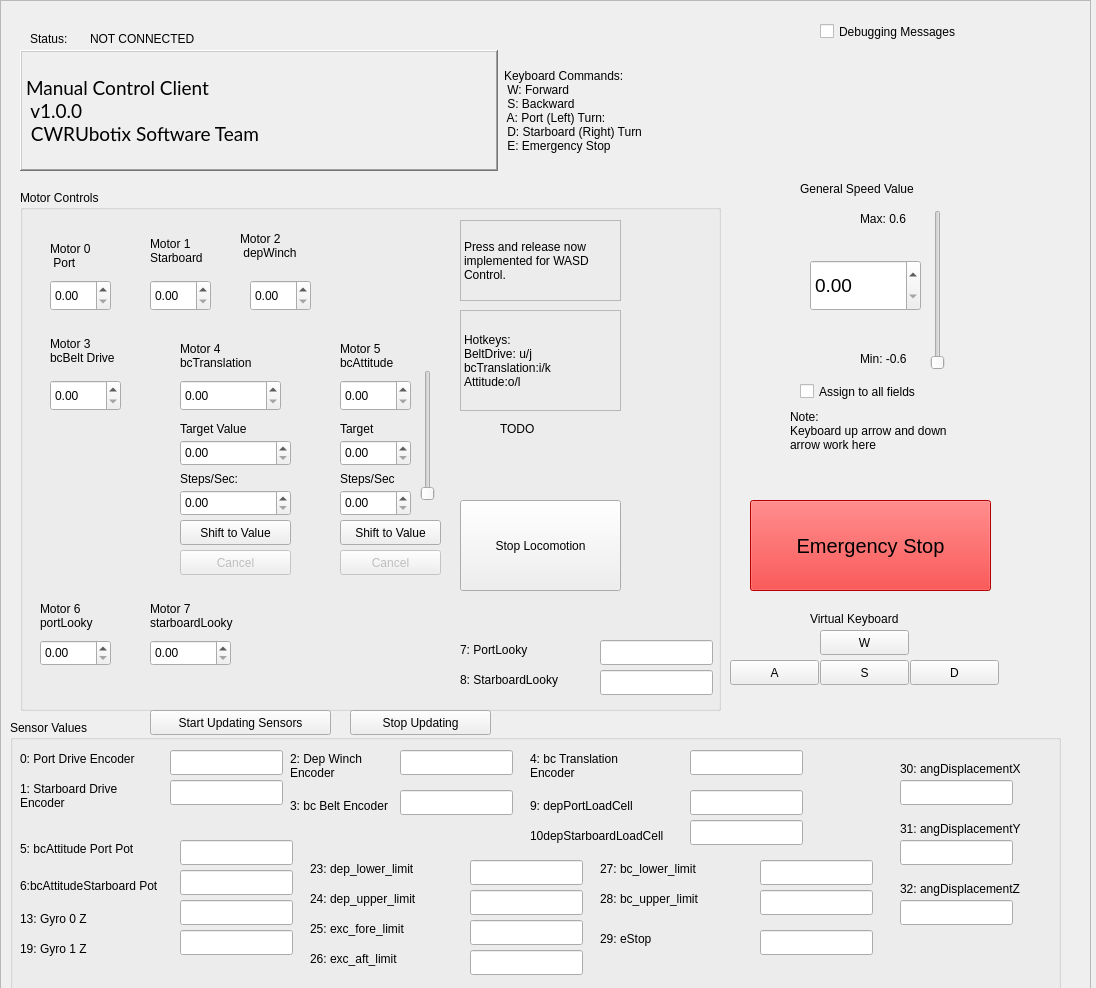
Before: the Qt Designer form client/resource/MyPlugin.ui in CWRUbotix/NASA-RMC-2020, drawn with Qt 5.
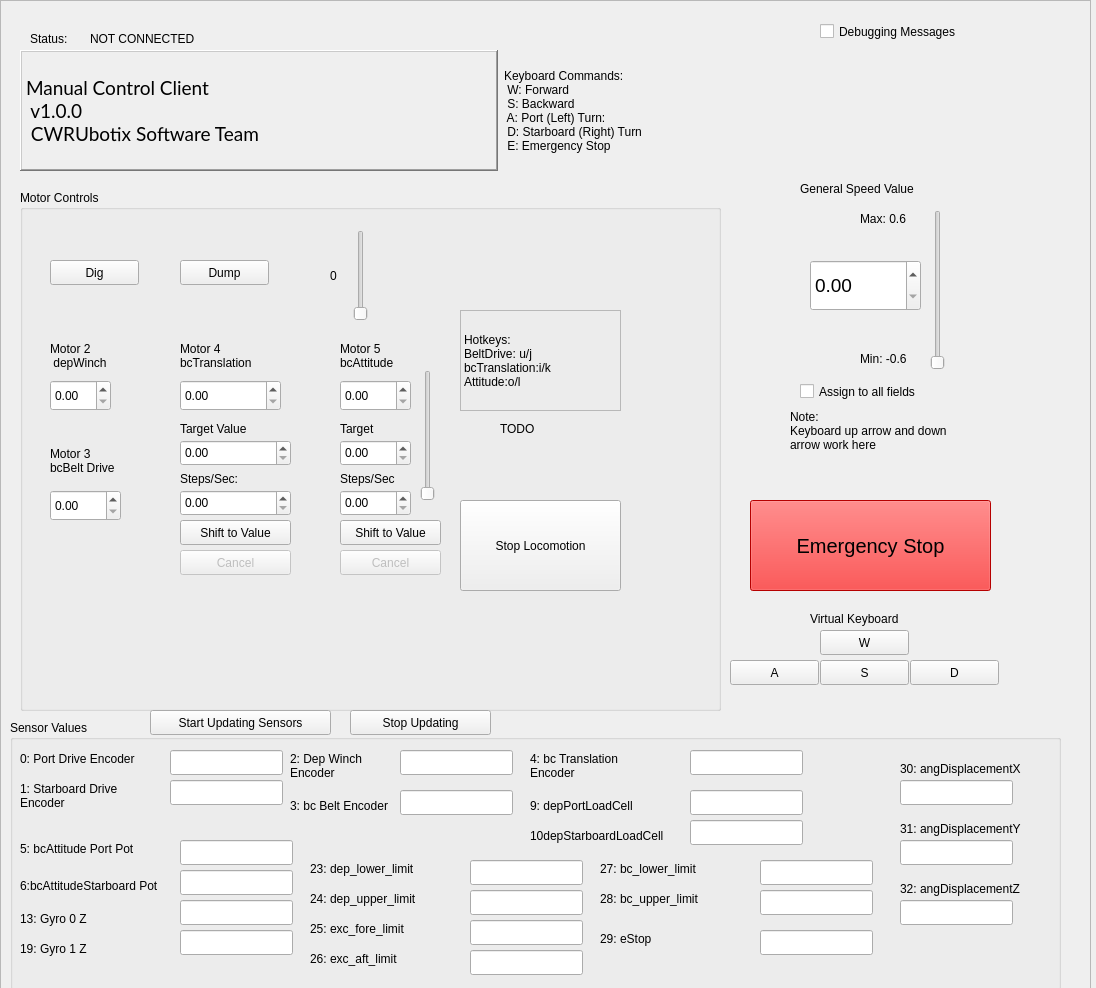
After: the same form once the commit is applied.

Patch:
```diff
--- a/client/resource/MyPlugin.ui
+++ b/client/resource/MyPlugin.ui
@@ -303,58 +303,6 @@
     <string>Min: -0.6</string>
    </property>
   </widget>
-  <widget class="QDoubleSpinBox" name="motor0_spinbox">
-   <property name="geometry">
-    <rect>
-     <x>50</x>
-     <y>280</y>
-     <width>61</width>
-     <height>31</height>
-    </rect>
-   </property>
-   <property name="focusPolicy">
-    <enum>Qt::ClickFocus</enum>
-   </property>
-  </widget>
-  <widget class="QDoubleSpinBox" name="motor1_spinbox">
-   <property name="geometry">
-    <rect>
-     <x>150</x>
-     <y>280</y>
-     <width>61</width>
-     <height>31</height>
-    </rect>
-   </property>
-   <property name="focusPolicy">
-    <enum>Qt::ClickFocus</enum>
-   </property>
-  </widget>
-  <widget class="QDoubleSpinBox" name="motor2_spinbox">
-   <property name="geometry">
-    <rect>
-     <x>250</x>
-     <y>280</y>
-     <width>61</width>
-     <height>31</height>
-    </rect>
-   </property>
-   <property name="focusPolicy">
-    <enum>Qt::ClickFocus</enum>
-   </property>
-  </widget>
-  <widget class="QDoubleSpinBox" name="motor3_spinbox">
-   <property name="geometry">
-    <rect>
-     <x>50</x>
-     <y>380</y>
-     <width>71</width>
-     <height>31</height>
-    </rect>
-   </property>
-   <property name="focusPolicy">
-    <enum>Qt::ClickFocus</enum>
-   </property>
-  </widget>
   <widget class="QLabel" name="label_5">
    <property name="geometry">
     <rect>
@@ -368,74 +316,6 @@
     <string>Status:</string>
    </property>
   </widget>
-  <widget class="QLabel" name="label">
-   <property name="geometry">
-    <rect>
-     <x>50</x>
-     <y>230</y>
-     <width>101</width>
-     <height>51</height>
-    </rect>
-   </property>
-   <property name="text">
-    <string>Motor 0
- Port</string>
-   </property>
-   <property name="wordWrap">
-    <bool>true</bool>
-   </property>
-  </widget>
-  <widget class="QLabel" name="label_3">
-   <property name="geometry">
-    <rect>
-     <x>240</x>
-     <y>230</y>
-     <width>71</width>
-     <height>31</height>
-    </rect>
-   </property>
-   <property name="text">
-    <string>Motor 2
- depWinch</string>
-   </property>
-   <property name="wordWrap">
-    <bool>true</bool>
-   </property>
-  </widget>
-  <widget class="QLabel" name="label_4">
-   <property name="geometry">
-    <rect>
-     <x>50</x>
-     <y>330</y>
-     <width>101</width>
-     <height>41</height>
-    </rect>
-   </property>
-   <property name="text">
-    <string>Motor 3
-bcBelt Drive</string>
-   </property>
-   <property name="wordWrap">
-    <bool>true</bool>
-   </property>
-  </widget>
-  <widget class="QLabel" name="label_2">
-   <property name="geometry">
-    <rect>
-     <x>150</x>
-     <y>220</y>
-     <width>71</width>
-     <height>61</height>
-    </rect>
-   </property>
-   <property name="text">
-    <string>Motor 1 
-Starboard</string>
-   </property>
-   <property name="wordWrap">
-    <bool>true</bool>
-   </property>
-  </widget>
   <widget class="QPushButton" name="w_button">
    <property name="geometry">
     <rect>
@@ -622,54 +502,6 @@
     <string>Assign to all fields</string>
    </property>
   </widget>
-  <widget class="QLabel" name="label_15">
-   <property name="geometry">
-    <rect>
-     <x>40</x>
-     <y>600</y>
-     <width>81</width>
-     <height>31</height>
-    </rect>
-   </property>
-   <property name="text">
-    <string>Motor 6
-portLooky</string>
-   </property>
-  </widget>
-  <widget class="QLabel" name="label_16">
-   <property name="geometry">
-    <rect>
-     <x>150</x>
-     <y>600</y>
-     <width>141</width>
-     <height>31</height>
-    </rect>
-   </property>
-   <property name="text">
-    <string>Motor 7
-starboardLooky</string>
-   </property>
-  </widget>
-  <widget class="QDoubleSpinBox" name="motor6_spinbox">
-   <property name="geometry">
-    <rect>
-     <x>40</x>
-     <y>640</y>
-     <width>71</width>
-     <height>26</height>
-    </rect>
-   </property>
-  </widget>
-  <widget class="QDoubleSpinBox" name="motor7_spinbox">
-   <property name="geometry">
-    <rect>
-     <x>150</x>
-     <y>640</y>
-     <width>81</width>
-     <height>26</height>
-    </rect>
-   </property>
-  </widget>
   <widget class="QLabel" name="label_17">
    <property name="geometry">
     <rect>
@@ -705,28 +537,6 @@
     <string>TODO</string>
    </property>
   </widget>
-  <widget class="QLabel" name="label_19">
-   <property name="geometry">
-    <rect>
-     <x>460</x>
-     <y>220</y>
-     <width>161</width>
-     <height>81</height>
-    </rect>
-   </property>
-   <property name="frameShape">
-    <enum>QFrame::StyledPanel</enum>
-   </property>
-   <property name="frameShadow">
-    <enum>QFrame::Raised</enum>
-   </property>
-   <property name="text">
-    <string>Press and release now implemented for WASD Control.</string>
-   </property>
-   <property name="wordWrap">
-    <bool>true</bool>
-   </property>
-  </widget>
   <widget class="QPushButton" name="zero_locomotion_button">
    <property name="geometry">
     <rect>
@@ -1586,67 +1396,6 @@
     <string>Start Updating Sensors</string>
    </property>
   </widget>
-  <widget class="QLineEdit" name="sensor7_lineedit">
-   <property name="geometry">
-    <rect>
-     <x>600</x>
-     <y>640</y>
-     <width>113</width>
-     <height>25</height>
-    </rect>
-   </property>
-   <property name="maxLength">
-    <number>8</number>
-   </property>
-   <property name="readOnly">
-    <bool>true</bool>
-   </property>
-  </widget>
-  <widget class="QLabel" name="sensor5_label_12">
-   <property name="geometry">
-    <rect>
-     <x>460</x>
-     <y>640</y>
-     <width>131</width>
-     <height>20</height>
-    </rect>
-   </property>
-   <property name="text">
-    <string>7: PortLooky</string>
-   </property>
-  </widget>
-  <widget class="QLineEdit" name="sensor8_lineedit">
-   <property name="geometry">
-    <rect>
-     <x>600</x>
-     <y>670</y>
-     <width>113</width>
-     <height>25</height>
-    </rect>
-   </property>
-   <property name="text">
-    <string/>
-   </property>
-   <property name="maxLength">
-    <number>8</number>
-   </property>
-   <property name="readOnly">
-    <bool>true</bool>
-   </property>
-  </widget>
-  <widget class="QLabel" name="sensor5_label_13">
-   <property name="geometry">
-    <rect>
-     <x>460</x>
-     <y>670</y>
-     <width>131</width>
-     <height>20</height>
-    </rect>
-   </property>
-   <property name="text">
-    <string>8: StarboardLooky</string>
-   </property>
-  </widget>
   <widget class="QPushButton" name="stop_sensor_update_button">
    <property name="geometry">
     <rect>
@@ -1691,6 +1440,130 @@
    <property name="flat">
     <bool>false</bool>
    </property>
+   <widget class="QDoubleSpinBox" name="motor3_spinbox">
+    <property name="geometry">
+     <rect>
+      <x>30</x>
+      <y>300</y>
+      <width>71</width>
+      <height>31</height>
+     </rect>
+    </property>
+    <property name="focusPolicy">
+     <enum>Qt::ClickFocus</enum>
+    </property>
+   </widget>
+   <widget class="QLabel" name="label_4">
+    <property name="geometry">
+     <rect>
+      <x>30</x>
+      <y>250</y>
+      <width>101</width>
+      <height>41</height>
+     </rect>
+    </property>
+    <property name="text">
+     <string>Motor 3
+bcBelt Drive</string>
+    </property>
+    <property name="wordWrap">
+     <bool>true</bool>
+    </property>
+   </widget>
+   <widget class="QLabel" name="label_3">
+    <property name="geometry">
+     <rect>
+      <x>30</x>
+      <y>150</y>
+      <width>71</width>
+      <height>31</height>
+     </rect>
+    </property>
+    <property name="text">
+     <string>Motor 2
+ depWinch</string>
+    </property>
+    <property name="wordWrap">
+     <bool>true</bool>
+    </property>
+   </widget>
+   <widget class="QDoubleSpinBox" name="motor2_spinbox">
+    <property name="geometry">
+     <rect>
+      <x>30</x>
+      <y>190</y>
+      <width>61</width>
+      <height>31</height>
+     </rect>
+    </property>
+    <property name="focusPolicy">
+     <enum>Qt::ClickFocus</enum>
+    </property>
+   </widget>
+   <widget class="QPushButton" name="pushButton">
+    <property name="geometry">
+     <rect>
+      <x>30</x>
+      <y>70</y>
+      <width>89</width>
+      <height>25</height>
+     </rect>
+    </property>
+    <property name="text">
+     <string>Dig</string>
+    </property>
+   </widget>
+   <widget class="QPushButton" name="pushButton_2">
+    <property name="geometry">
+     <rect>
+      <x>160</x>
+      <y>70</y>
+      <width>89</width>
+      <height>25</height>
+     </rect>
+    </property>
+    <property name="text">
+     <string>Dump</string>
+    </property>
+   </widget>
+   <widget class="QSlider" name="general_speed_slider_2">
+    <property name="geometry">
+     <rect>
+      <x>330</x>
+      <y>40</y>
+      <width>21</width>
+      <height>91</height>
+     </rect>
+    </property>
+    <property name="focusPolicy">
+     <enum>Qt::WheelFocus</enum>
+    </property>
+    <property name="orientation">
+     <enum>Qt::Vertical</enum>
+    </property>
+   </widget>
+   <widget class="QLabel" name="label">
+    <property name="geometry">
+     <rect>
+      <x>310</x>
+      <y>70</y>
+      <width>21</width>
+      <height>31</height>
+     </rect>
+    </property>
+    <property name="mouseTracking">
+     <bool>false</bool>
+    </property>
+    <property name="acceptDrops">
+     <bool>false</bool>
+    </property>
+    <property name="layoutDirection">
+     <enum>Qt::RightToLeft</enum>
+    </property>
+    <property name="text">
+     <string>0</string>
+    </property>
+   </widget>
   </widget>
   <widget class="QFrame" name="frame">
    <property name="geometry">
```
Left out of the diff: 21 changed lines with no effect on the pictures.
